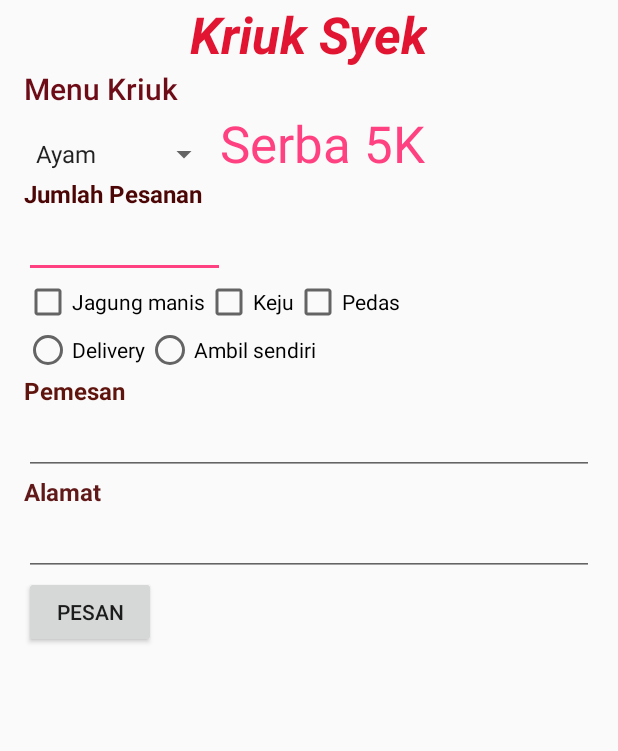
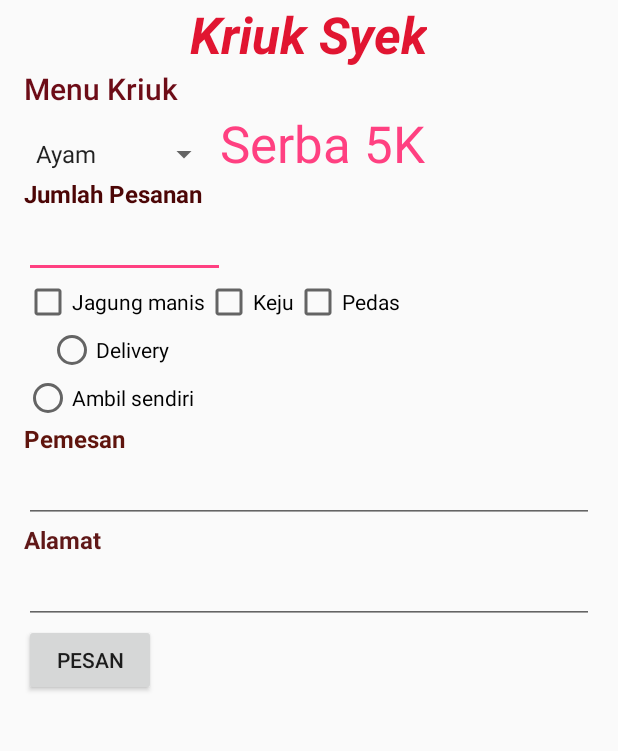
Before and after one commit to ladinar/Anakkost, an Android app: the screen it shows after launch (MainActivity), on a phone screen of 412 x 824 dp, the part 221-972 px from its top. Run offline under Robolectric (Android 15) with nearby library versions, the phone set to English and light mode, and no system bars.

Commit message:
+Radiobutton +Menghitung +pilih delivery isi alamat

```diff
--- a/app/src/main/java/id/sch/smktelkom_mlg/tugas01/xirpl1016/anakkost/MainActivity.java
+++ b/app/src/main/java/id/sch/smktelkom_mlg/tugas01/xirpl1016/anakkost/MainActivity.java
@@ -15,6 +15,7 @@ public class MainActivity extends AppCompatActivity {
 
     EditText etnama;
     EditText etalamat;
+    EditText etjumlah;
     Spinner spmakanan;
     TextView tvHasil;
     RadioButton delivery, cash;
@@ -29,8 +30,7 @@ public class MainActivity extends AppCompatActivity {
         tvHasil = (TextView) findViewById(R.id.textViewHasil);
         etnama = (EditText) findViewById(R.id.pemesan);
         etalamat = (EditText) findViewById(R.id.alamat);
-        /*delivery= (RadioButton) findViewById(R.id.delivery);
-        cash= (RadioButton) findViewById(R.id.cash);*/
+        etjumlah = (EditText) findViewById(R.id.jumlah);
 
         findViewById(R.id.buttonPesan).setOnClickListener(new View.OnClickListener() {
             @Override
@@ -42,8 +42,11 @@ public class MainActivity extends AppCompatActivity {
 
     private void doProcess() {
         if (isvalid()) {
+            int ju = Integer.parseInt(etjumlah.getText().toString());
+            int hitung = 5000 * ju;
             String nama = etnama.getText().toString();
-            tvHasil.setText("Terimakasih " + nama + " Telah memesan " + spmakanan.getSelectedItem().toString() + " di Kriyuk Syek");
+            tvHasil.setText("Terimakasih " + nama + " Telah memesan " + spmakanan.getSelectedItem().toString() + " Kres di Kriyuk Syek" + "\n"
+                    + "Silahkan Anda membayar " + hitung);
         }
     }
 
--- a/app/src/main/res/layout/activity_main.xml
+++ b/app/src/main/res/layout/activity_main.xml
@@ -119,14 +119,14 @@
                 android:checked="false"
                 android:text="Delivery" />
 
+            <RadioButton
+                android:id="@+id/cash"
+                android:layout_width="wrap_content"
+                android:layout_height="wrap_content"
+                android:checked="false"
+                android:text="Ambil sendiri" />
+
         </RadioGroup>
-
-        <RadioButton
-            android:id="@+id/cash"
-            android:layout_width="wrap_content"
-            android:layout_height="wrap_content"
-            android:checked="false"
-            android:text="Ambil sendiri" />
 
     </LinearLayout>
 
```
